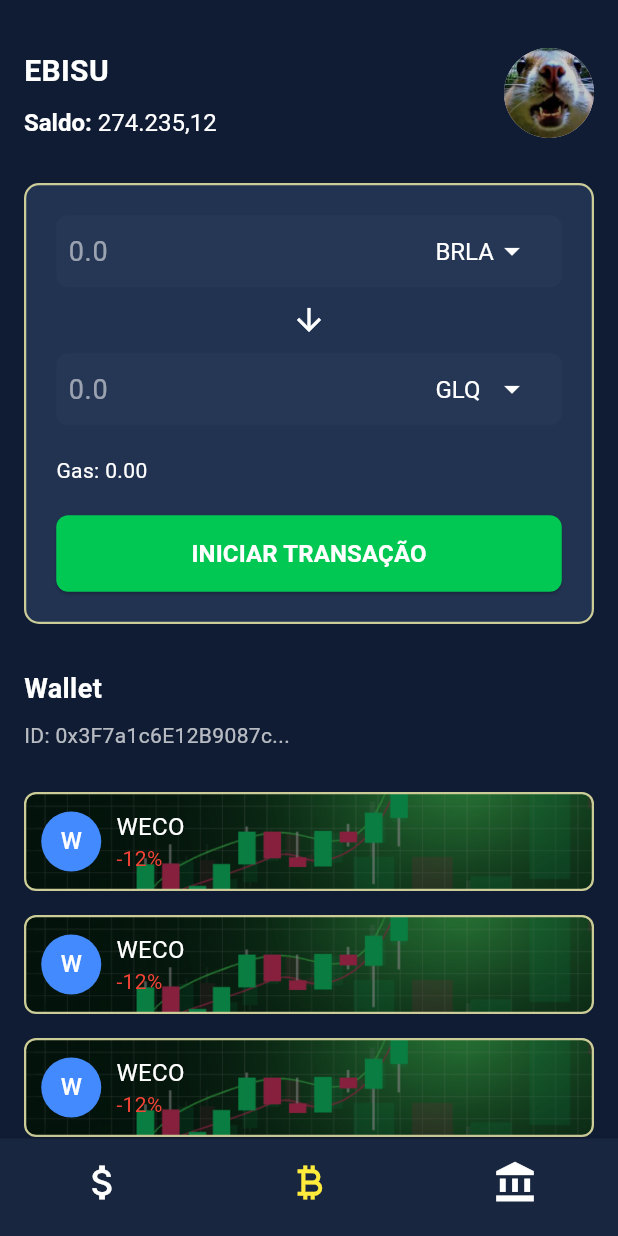
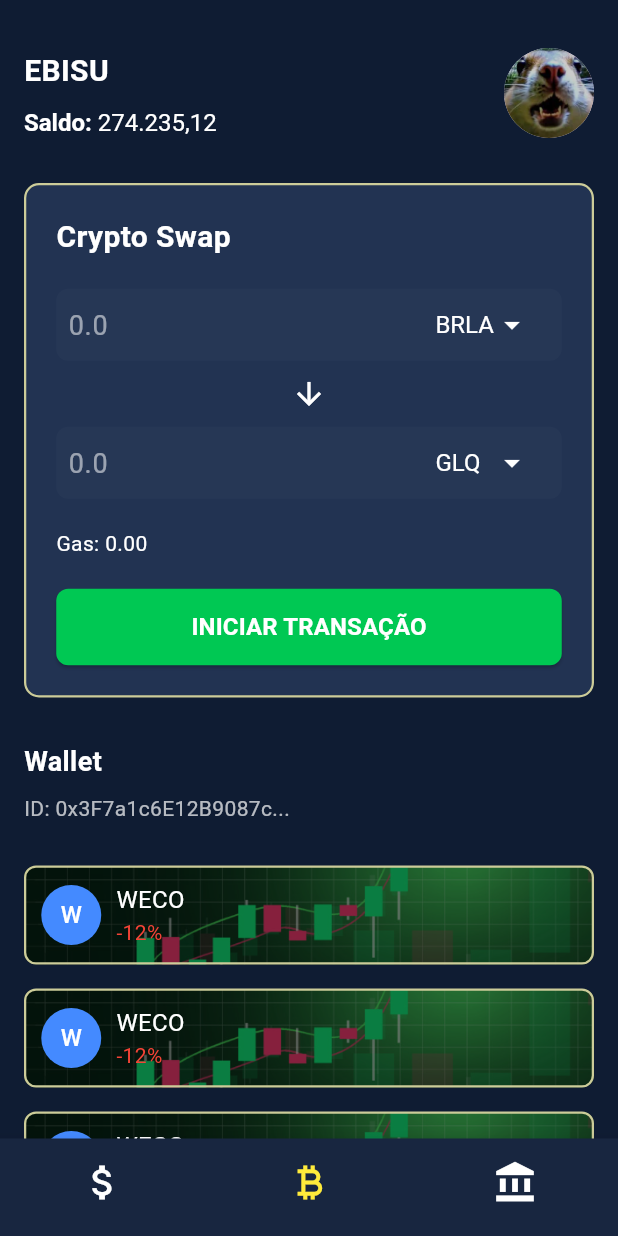
Before and after one commit to ehbisu/crypto, a Flutter app: the CryptoPage screen opened by its route, on a phone screen of 412 x 824 dp. Run offline on Flutter 3.47's test engine with Material 3 defaults, Android fonts, the light colour scheme and no system bars.

Commit message:
add: crypto transaction title

```diff
--- a/lib/crypto.dart
+++ b/lib/crypto.dart
@@ -177,6 +177,19 @@ class _CryptoPageState extends State<CryptoPage> {
       child: Column(
         mainAxisSize: MainAxisSize.min,
         children: [
+          // **Added Title: Coin Swap**
+          Align(
+            alignment: Alignment.centerLeft,
+            child: Text(
+              'Crypto Swap',
+              style: TextStyle(
+                color: Colors.white, // Softer yellow
+                fontSize: 20,
+                fontWeight: FontWeight.bold,
+              ),
+            ),
+          ),
+          const SizedBox(height: 20), // Space between title and inputs
           _buildDropdownInput(
             context,
             'BRLA',
```
